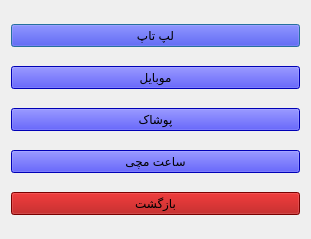
Before: the Qt Designer form menu/add_product.ui in AP-projects-4001/alsa, drawn with Qt 5.
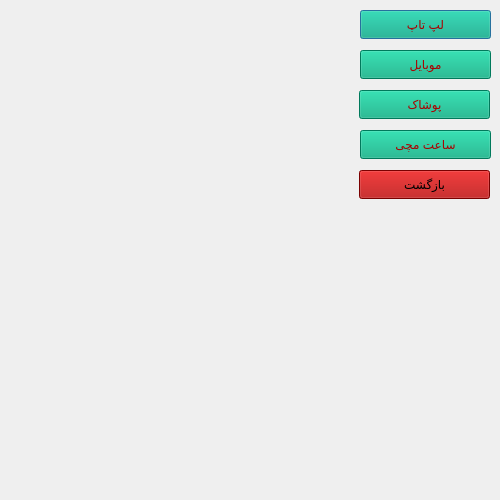
After: the same form once the commit is applied. Icons and pictures are not drawn.

```diff
--- a/menu/add_product.ui
+++ b/menu/add_product.ui
@@ -6,72 +6,109 @@
    <rect>
     <x>0</x>
     <y>0</y>
-    <width>311</width>
-    <height>239</height>
+    <width>500</width>
+    <height>500</height>
    </rect>
   </property>
   <property name="minimumSize">
    <size>
-    <width>311</width>
-    <height>239</height>
+    <width>500</width>
+    <height>500</height>
    </size>
   </property>
   <property name="maximumSize">
    <size>
-    <width>311</width>
-    <height>239</height>
+    <width>500</width>
+    <height>500</height>
    </size>
   </property>
   <property name="windowTitle">
    <string>Dialog</string>
   </property>
-  <layout class="QVBoxLayout" name="verticalLayout">
-   <item>
+  <property name="styleSheet">
+   <string notr="true">background-image: url(:/photos/add_product.png);</string>
+  </property>
     <widget class="QPushButton" name="pushButton_4">
+   <property name="geometry">
+    <rect>
+     <x>360</x>
+     <y>10</y>
+     <width>131</width>
+     <height>29</height>
+    </rect>
+   </property>
      <property name="styleSheet">
-      <string notr="true">background-color: rgb(0, 0, 255);
-color: rgb(0, 0, 0);</string>
+    <string notr="true">background-image: url();
+background-color: rgb(0, 170, 127);
+color: rgb(170, 0, 0);</string>
      </property>
      <property name="text">
       <string>لپ تاپ</string>
      </property>
     </widget>
-   </item>
-   <item>
     <widget class="QPushButton" name="pushButton_5">
+   <property name="geometry">
+    <rect>
+     <x>360</x>
+     <y>50</y>
+     <width>131</width>
+     <height>29</height>
+    </rect>
+   </property>
      <property name="styleSheet">
-      <string notr="true">background-color: rgb(0, 0, 255);
-color: rgb(0, 0, 0);</string>
+    <string notr="true">background-image: url();
+background-color: rgb(0, 170, 127);
+color: rgb(170, 0, 0);</string>
      </property>
      <property name="text">
       <string>موبایل</string>
      </property>
     </widget>
-   </item>
-   <item>
     <widget class="QPushButton" name="pushButton">
+   <property name="geometry">
+    <rect>
+     <x>359</x>
+     <y>90</y>
+     <width>131</width>
+     <height>29</height>
+    </rect>
+   </property>
      <property name="styleSheet">
-      <string notr="true">background-color: rgb(0, 0, 255);
-color: rgb(0, 0, 0);</string>
+    <string notr="true">background-image: url();
+background-color: rgb(0, 170, 127);
+color: rgb(170, 0, 0);</string>
      </property>
      <property name="text">
       <string>پوشاک</string>
      </property>
     </widget>
-   </item>
-   <item>
     <widget class="QPushButton" name="pushButton_2">
+   <property name="geometry">
+    <rect>
+     <x>360</x>
+     <y>130</y>
+     <width>131</width>
+     <height>29</height>
+    </rect>
+   </property>
      <property name="styleSheet">
-      <string notr="true">background-color: rgb(0, 0, 255);
-color: rgb(0, 0, 0);</string>
+    <string notr="true">background-image: url();
+background-color: rgb(0, 170, 127);
+color: rgb(170, 0, 0);</string>
      </property>
      <property name="text">
       <string>ساعت مچی</string>
      </property>
     </widget>
-   </item>
-   <item>
     <widget class="QPushButton" name="pushButton_3">
+   <property name="geometry">
+    <rect>
+     <x>359</x>
+     <y>170</y>
+     <width>131</width>
+     <height>29</height>
+    </rect>
+   </property>
      <property name="styleSheet">
       <string notr="true">background-color: rgb(170, 0, 0);
 color: rgb(0, 0, 0);</string>
@@ -80,8 +117,6 @@
       <string>بازگشت</string>
      </property>
     </widget>
-   </item>
-  </layout>
  </widget>
  <resources/>
  <connections/>
```
Left out of the diff: 3 changed lines with no effect on the pictures. Lines whose indentation alone changed are shown as unchanged.
